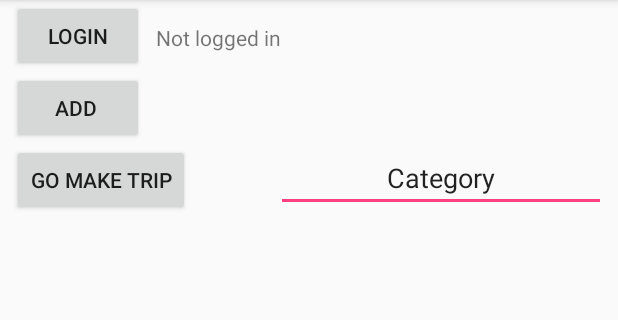
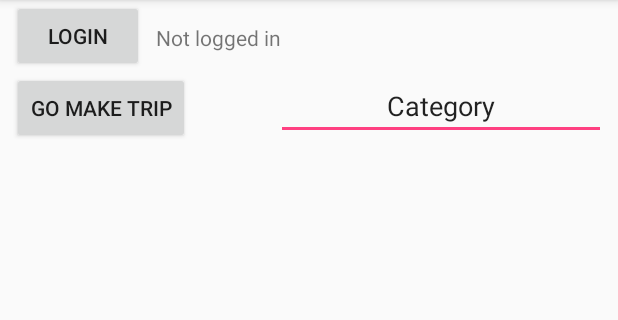
Before and after one commit to Replica94/moveometri, an Android app: the screen it shows after launch (MainActivity), on a phone screen of 412 x 824 dp, the part 84-404 px from its top. Run offline under Robolectric (Android 15) with nearby library versions, the phone set to English and light mode, and no system bars.

Commit message:
remove debug Add button

```diff
--- a/app/src/main/res/layout/activity_main.xml
+++ b/app/src/main/res/layout/activity_main.xml
@@ -26,21 +26,11 @@
         android:text="Not logged in"
         android:layout_toRightOf="@id/button" />
 
-
-    <Button
-        android:id="@+id/button2"
-        android:layout_width="wrap_content"
-        android:layout_height="wrap_content"
-        android:text="Add "
-        android:layout_marginStart="8dp"
-        android:layout_marginLeft="8dp"
-        android:layout_below="@id/button"/>
-
     <RelativeLayout
         android:id="@+id/trips"
         android:layout_width="match_parent"
         android:layout_height="wrap_content"
-        android:layout_below="@id/button2">
+        android:layout_below="@id/button">
 
         <Button
             android:id="@+id/buttonStartTripActivity"
```
Also changed, not shown: app/src/main/java/fi/jamk/student/moveometri/MainActivity.java (+0 -15 lines).
